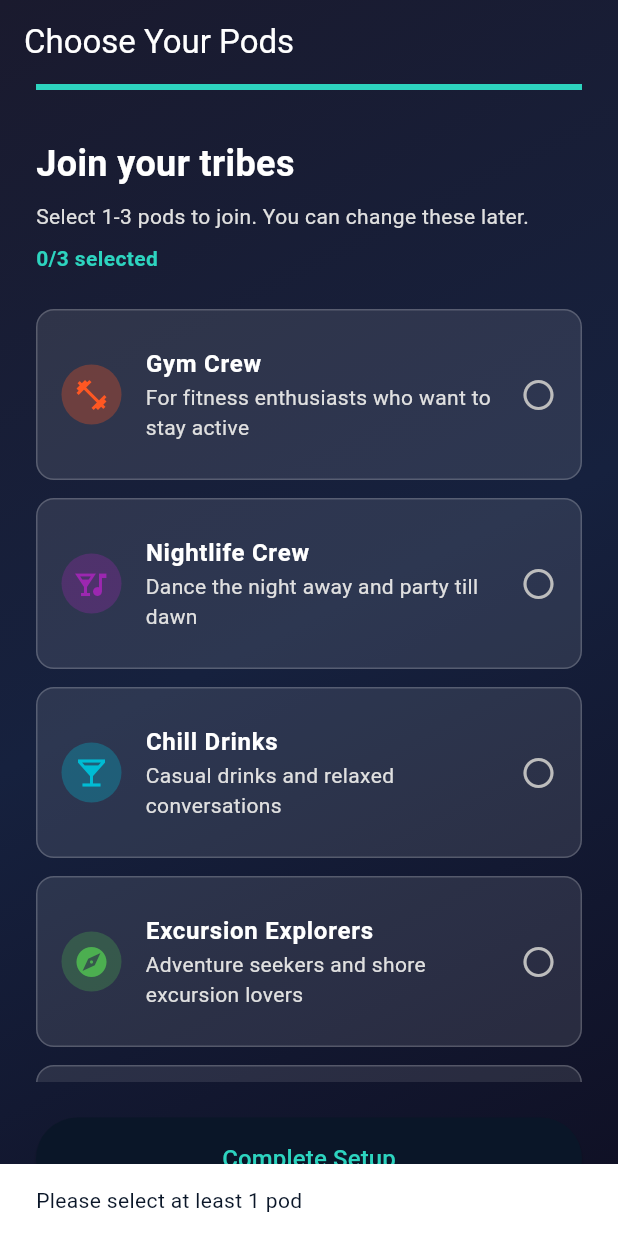
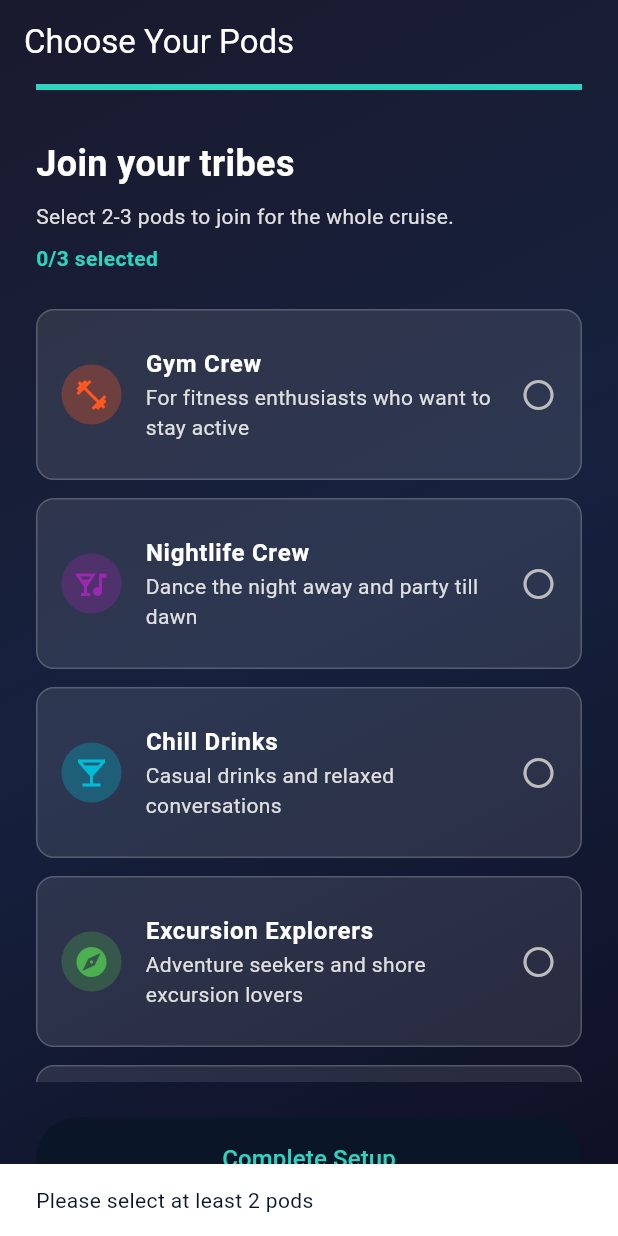
Before and after one commit to HughieMM/Cruise_App, a Flutter app: the ChoosePodsScreen screen opened by its route, after a tap on "Complete Setup", on a phone screen of 412 x 824 dp. Run offline on Flutter 3.47's test engine with Material 3 defaults, Android fonts, the phone set to English and light mode, and no system bars; our stand-ins replace cached_network_image, cloud_firestore, firebase_auth, firebase_core, firebase_messaging, firebase_storage and 4 more; accounts and stored records are empty.

Commit message:
Add Storage rules, fix pod selection to 2-3 min/max, drop Browse Pods
- Add storage.rules (none existed) and wire it into firebase.json —
  likely cause of the "object-not-found" error on photo upload, since
  Storage had no deployed rules for this project
- Change onboarding pod selection to require 2-3 pods (was 1-3) and
  update copy to reflect pods are fixed for the whole cruise
- Remove the "Browse pods coming soon" placeholder FAB from My Pods —
  no pod-browsing feature is planned

Co-Authored-By: Claude Sonnet 5 <noreply@anthropic.com>
Claude-Session: https://claude.ai/code/session_017nbsGwUar9f2huemtVFgqt

```diff
--- a/driftly/lib/screens/onboarding/choose_pods_screen.dart
+++ b/driftly/lib/screens/onboarding/choose_pods_screen.dart
@@ -135,9 +135,9 @@ class _ChoosePodsScreenState extends State<ChoosePodsScreen>
   }
 
   Future<void> _handleContinue() async {
-    if (_selectedPodIds.isEmpty) {
+    if (_selectedPodIds.length < 2) {
       ScaffoldMessenger.of(context).showSnackBar(
-        const SnackBar(content: Text('Please select at least 1 pod')),
+        const SnackBar(content: Text('Please select at least 2 pods')),
       );
       return;
     }
@@ -271,7 +271,7 @@ class _ChoosePodsScreenState extends State<ChoosePodsScreen>
                           ),
                           const SizedBox(height: 8),
                           Text(
-                            'Select 1-3 pods to join. You can change these later.',
+                            'Select 2-3 pods to join for the whole cruise.',
                             style: TextStyle(
                               fontSize: 14,
                               color: Colors.grey[300],
```
Also changed, not shown: driftly/lib/screens/home/tabs/pods_tab.dart (+0 -12 lines), driftly/firebase.json, 1 other file.
